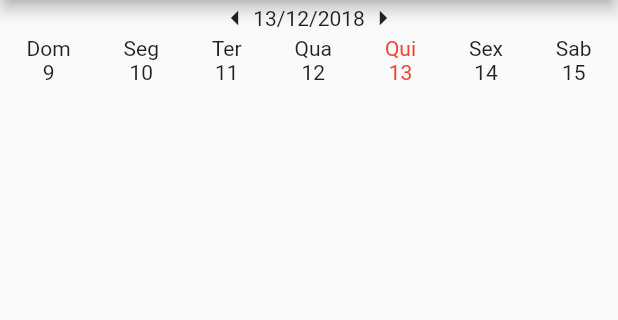
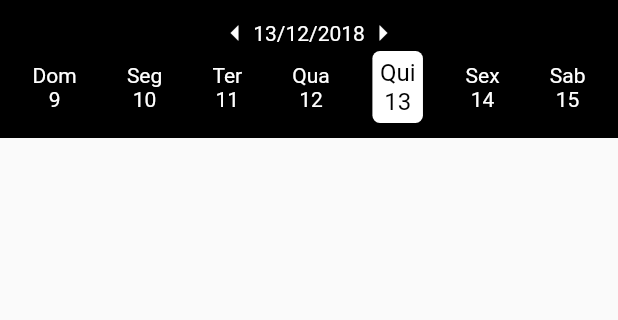
Before and after one commit to Eddie66six/G2xWeekCalendar, a Flutter app: the screen it shows after launch, on a phone screen of 412 x 824 dp, the part 84-404 px from its top. Run offline on Flutter 3.47's test engine with Material 2 defaults, Android fonts, the phone set to English and light mode, and no system bars.

```diff
--- a/example/lib/main.dart
+++ b/example/lib/main.dart
@@ -34,7 +34,13 @@ class _MyHomePageState extends State<MyHomePage> {
       ),
       body: new Column(
         children: <Widget>[
-          G2xSimpleWeekCalendar(DateTime.now())
+          G2xSimpleWeekCalendar(DateTime.now(),
+            backgroundDecoration: new BoxDecoration(color: Colors.black),
+            defaultTextStyle: new TextStyle(color: Colors.white),
+            selectedTextStyle: new TextStyle(color: Colors.black, fontSize: 16),
+            selectedBackgroundDecoration: new BoxDecoration(color: Colors.white,
+              borderRadius: new BorderRadius.circular(5)),
+          )
         ],
       )
     );
--- a/lib/g2x_simple_week_calendar.dart
+++ b/lib/g2x_simple_week_calendar.dart
@@ -7,13 +7,24 @@ typedef void DateCallback(DateTime val);
 class G2xSimpleWeekCalendar extends StatefulWidget {
   G2xSimpleWeekCalendar(
     this.currentDate,
-    {this.strWeekDays = const ["Dom","Seg","Ter","Qua","Qui","Sex","Sab"],
-    this.format = "dd/MM/yyyy",this.dateCallback}
+    {
+      this.strWeekDays = const ["Dom","Seg","Ter","Qua","Qui","Sex","Sab"],
+      this.format = "dd/MM/yyyy",this.dateCallback,
+      this.defaultTextStyle =  const TextStyle(),
+      this.selectedTextStyle = const TextStyle(color: Colors.red),
+      this.selectedBackgroundDecoration = const BoxDecoration(),
+      this.backgroundDecoration = const BoxDecoration()
+    }
   );
   DateTime currentDate;
   final List<String> strWeekDays;
   final String format;
   final DateCallback dateCallback;
+  //style
+  final TextStyle defaultTextStyle;
+  final TextStyle selectedTextStyle;
+  final BoxDecoration selectedBackgroundDecoration;
+  final BoxDecoration backgroundDecoration;
   @override
   _G2xSimpleWeekCalendarState createState() => _G2xSimpleWeekCalendarState();
 }
@@ -48,15 +59,6 @@ class _G2xSimpleWeekCalendarState extends State<G2xSimpleWeekCalendar> {
   @override
   Widget build(BuildContext context) {
     weekDays = MyDateTime.getDaysOfWeek(widget.currentDate);
-
-    var defaultTextStyle = new TextStyle(
-
-    );
-
-    var selectedTextStyle = new TextStyle(
-      color: Colors.red
-    );
-
     var rowWeeks = new Column(
       children: <Widget>[
         new Row(
@@ -64,12 +66,13 @@ class _G2xSimpleWeekCalendarState extends State<G2xSimpleWeekCalendar> {
           children: <Widget>[
             new InkWell(
               onTap: ()=> _altertWeek(-7),
-              child: new Icon(Icons.arrow_left),
+              child: new Icon(Icons.arrow_left, color: widget.defaultTextStyle.color),
             ),
-            new Text(MyDateTime.formatDate(widget.currentDate,format: widget.format)),
+            new Text(MyDateTime.formatDate(widget.currentDate,format: widget.format),
+              style: widget.defaultTextStyle),
             new InkWell(
               onTap: ()=> _altertWeek(7),
-              child: new Icon(Icons.arrow_right),
+              child: new Icon(Icons.arrow_right, color: widget.defaultTextStyle.color),
             ),
           ],
         ),
@@ -79,19 +82,30 @@ class _G2xSimpleWeekCalendarState extends State<G2xSimpleWeekCalendar> {
             return new InkWell(
 
               onTap: ()=> _setSelectedDate(widget.strWeekDays.indexOf(i)),
+              child: new Container(
+                padding: new EdgeInsets.all(5),
+                decoration: selectedIndex == widget.strWeekDays.indexOf(i) ?
+                  widget.selectedBackgroundDecoration : new BoxDecoration(),
                 child: new Column(
                   children: <Widget>[
                     new Text(i,
-                    style: selectedIndex == widget.strWeekDays.indexOf(i) ? selectedTextStyle : defaultTextStyle),
+                      style: selectedIndex == widget.strWeekDays.indexOf(i) ?
+                        widget.selectedTextStyle : widget.defaultTextStyle),
                     new Text(weekDays[widget.strWeekDays.indexOf(i)].toString(),
-                    style: selectedIndex == widget.strWeekDays.indexOf(i) ? selectedTextStyle : defaultTextStyle)
+                      style: selectedIndex == widget.strWeekDays.indexOf(i) ?
+                        widget.selectedTextStyle : widget.defaultTextStyle)
                   ],
                 ),
+              )
             );
           }).toList()
         )
       ],
     );
-    return rowWeeks;
+    return new Container(
+      padding: new EdgeInsets.only(top: 10, bottom: 10, left: 5, right: 5),
+      decoration: widget.backgroundDecoration,
+      child: rowWeeks,
+    );
   }
 }
```
Lines whose indentation alone changed are shown as unchanged.
